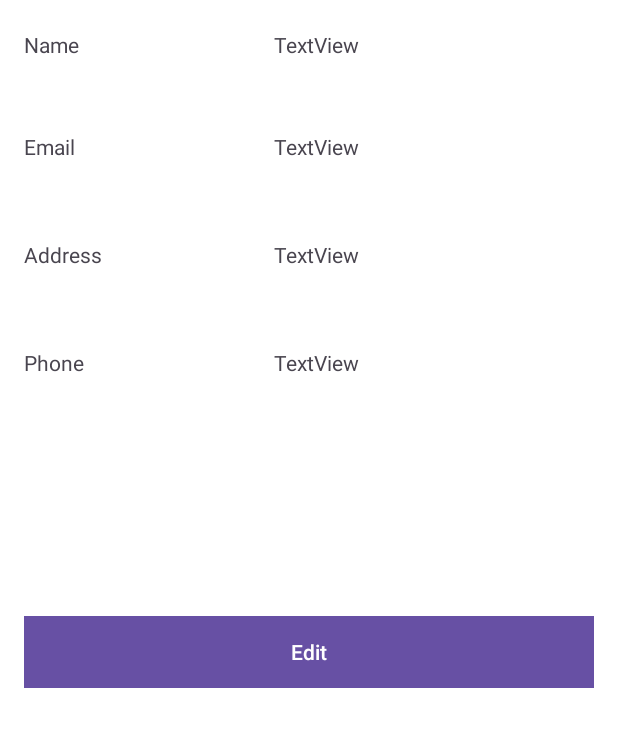
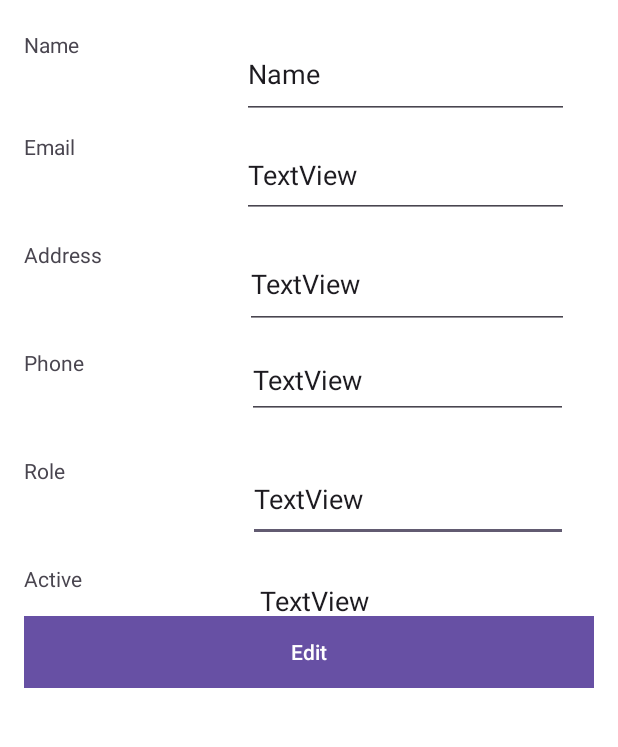
Before and after one commit to MTh1en/PRM392_Group5, an Android app: the layout fragment_profile2.xml on its own in the app's theme, with its tools: preview values and no code run, on a phone screen of 412 x 824 dp, the part 304-1051 px from its top. Run offline under Robolectric (Android 15) with nearby library versions, the phone set to English and light mode, and no system bars.

Commit message:
Profile and edit Profile

```diff
--- a/app/src/main/AndroidManifest.xml
+++ b/app/src/main/AndroidManifest.xml
@@ -24,7 +24,7 @@
             android:name=".SignUp"
             android:exported="true" />
         <activity
-            android:name=".Login"
+            android:name=".MainActivity"
             android:exported="true">
             <intent-filter>
                 <action android:name="android.intent.action.MAIN" />
@@ -32,7 +32,7 @@
                 <category android:name="android.intent.category.LAUNCHER" />
             </intent-filter>
         </activity>
-        <activity android:name=".MainActivity" />
+<!--        <activity android:name=".MainActivity" />-->
 
     </application>
 
--- a/app/src/main/java/com/example/final_project_group5/MainActivity.java
+++ b/app/src/main/java/com/example/final_project_group5/MainActivity.java
@@ -19,7 +19,11 @@ public class MainActivity extends AppCompatActivity {
     protected void onCreate(Bundle savedInstanceState) {
         super.onCreate(savedInstanceState);
         setContentView(R.layout.activity_main);
-
+        if (savedInstanceState == null) {
+            getSupportFragmentManager().beginTransaction()
+                    .replace(R.id.fragment_container, new ProfileFragment())
+                    .commit();
+        }
         // Initialize Google Sign-In client
         GoogleSignInOptions gso = new GoogleSignInOptions.Builder(GoogleSignInOptions.DEFAULT_SIGN_IN)
                 .requestEmail()
--- a/app/src/main/res/layout/activity_main.xml
+++ b/app/src/main/res/layout/activity_main.xml
@@ -3,6 +3,11 @@
     android:layout_width="match_parent"
     android:layout_height="match_parent"
     android:padding="16dp">
+    <androidx.fragment.app.FragmentContainerView
+        android:id="@+id/fragment_container"
+        android:layout_width="match_parent"
+        android:layout_height="match_parent"
+       />
 
     <TextView
         android:id="@+id/tvWelcome"
--- a/app/src/main/res/layout/fragment_profile2.xml
+++ b/app/src/main/res/layout/fragment_profile2.xml
@@ -10,10 +10,30 @@
     <!-- Tiêu đề -->
 
     <TextView
-        android:id="@+id/textView12"
-        android:layout_width="194dp"
-        android:layout_height="56dp"
-        android:layout_marginTop="232dp"
+        android:id="@+id/txtActive1"
+        android:layout_width="126dp"
+        android:layout_height="55dp"
+        android:layout_marginTop="376dp"
+        android:text="Active"
+        app:layout_constraintStart_toStartOf="parent"
+        app:layout_constraintTop_toBottomOf="@+id/imageProfile" />
+
+    <EditText
+        android:id="@+id/txtRole2"
+        android:layout_width="213dp"
+        android:layout_height="57dp"
+        android:layout_marginTop="304dp"
+        android:text="TextView"
+        app:layout_constraintEnd_toEndOf="parent"
+        app:layout_constraintHorizontal_bias="0.897"
+        app:layout_constraintStart_toStartOf="parent"
+        app:layout_constraintTop_toBottomOf="@+id/imageProfile" />
+
+    <EditText
+        android:id="@+id/txtActive2"
+        android:layout_width="209dp"
+        android:layout_height="58dp"
+        android:layout_marginTop="372dp"
         android:text="TextView"
         app:layout_constraintEnd_toEndOf="parent"
         app:layout_constraintHorizontal_bias="0.897"
@@ -21,9 +41,29 @@
         app:layout_constraintTop_toBottomOf="@+id/imageProfile" />
 
     <TextView
-        android:id="@+id/textView11"
-        android:layout_width="194dp"
-        android:layout_height="56dp"
+        android:id="@+id/txtRole1"
+        android:layout_width="126dp"
+        android:layout_height="55dp"
+        android:layout_marginTop="304dp"
+        android:text="Role"
+        app:layout_constraintStart_toStartOf="parent"
+        app:layout_constraintTop_toBottomOf="@+id/imageProfile" />
+
+    <EditText
+        android:id="@+id/txtPhone2"
+        android:layout_width="214dp"
+        android:layout_height="51dp"
+        android:layout_marginTop="228dp"
+        android:text="TextView"
+        app:layout_constraintEnd_toEndOf="parent"
+        app:layout_constraintHorizontal_bias="0.897"
+        app:layout_constraintStart_toStartOf="parent"
+        app:layout_constraintTop_toBottomOf="@+id/imageProfile" />
+
+    <EditText
+        android:id="@+id/txtAddress2"
+        android:layout_width="216dp"
+        android:layout_height="59dp"
         android:layout_marginTop="160dp"
         android:text="TextView"
         app:layout_constraintEnd_toEndOf="parent"
@@ -31,10 +71,10 @@
         app:layout_constraintStart_toStartOf="parent"
         app:layout_constraintTop_toBottomOf="@+id/imageProfile" />
 
-    <TextView
-        android:id="@+id/textView10"
-        android:layout_width="194dp"
-        android:layout_height="56dp"
+    <EditText
+        android:id="@+id/txtEmail2"
+        android:layout_width="218dp"
+        android:layout_height="57dp"
         android:layout_marginTop="88dp"
         android:text="TextView"
         app:layout_constraintEnd_toEndOf="parent"
@@ -42,19 +82,20 @@
         app:layout_constraintStart_toStartOf="parent"
         app:layout_constraintTop_toBottomOf="@+id/imageProfile" />
 
-    <TextView
-        android:id="@+id/textView6"
-        android:layout_width="194dp"
-        android:layout_height="56dp"
+    <EditText
+        android:id="@+id/txtName2"
+        android:layout_width="218dp"
+        android:layout_height="59dp"
         android:layout_marginTop="20dp"
-        android:text="TextView"
+        android:hint="Enter your name"
+        android:text="Name"
         app:layout_constraintEnd_toEndOf="parent"
         app:layout_constraintHorizontal_bias="0.897"
         app:layout_constraintStart_toStartOf="parent"
         app:layout_constraintTop_toBottomOf="@+id/imageProfile" />
 
     <TextView
-        android:id="@+id/textView5"
+        android:id="@+id/txtPhone1"
         android:layout_width="126dp"
         android:layout_height="55dp"
         android:layout_marginTop="232dp"
@@ -63,7 +104,7 @@
         app:layout_constraintTop_toBottomOf="@+id/imageProfile" />
 
     <TextView
-        android:id="@+id/textView4"
+        android:id="@+id/txtAddress1"
         android:layout_width="126dp"
         android:layout_height="55dp"
         android:layout_marginTop="160dp"
@@ -72,7 +113,7 @@
         app:layout_constraintTop_toBottomOf="@+id/imageProfile" />
 
     <TextView
-        android:id="@+id/textView3"
+        android:id="@+id/txtEmail1"
         android:layout_width="126dp"
         android:layout_height="55dp"
         android:layout_marginTop="88dp"
@@ -133,7 +174,7 @@
         app:layout_constraintVertical_bias="0.737" />
 
     <TextView
-        android:id="@+id/textView2"
+        android:id="@+id/txtName1"
         android:layout_width="126dp"
         android:layout_height="55dp"
         android:layout_marginTop="20dp"
```
Also changed, not shown: app/src/main/java/com/example/final_project_group5/ProfileFragment.java (+101 -21 lines), 1 other file.
